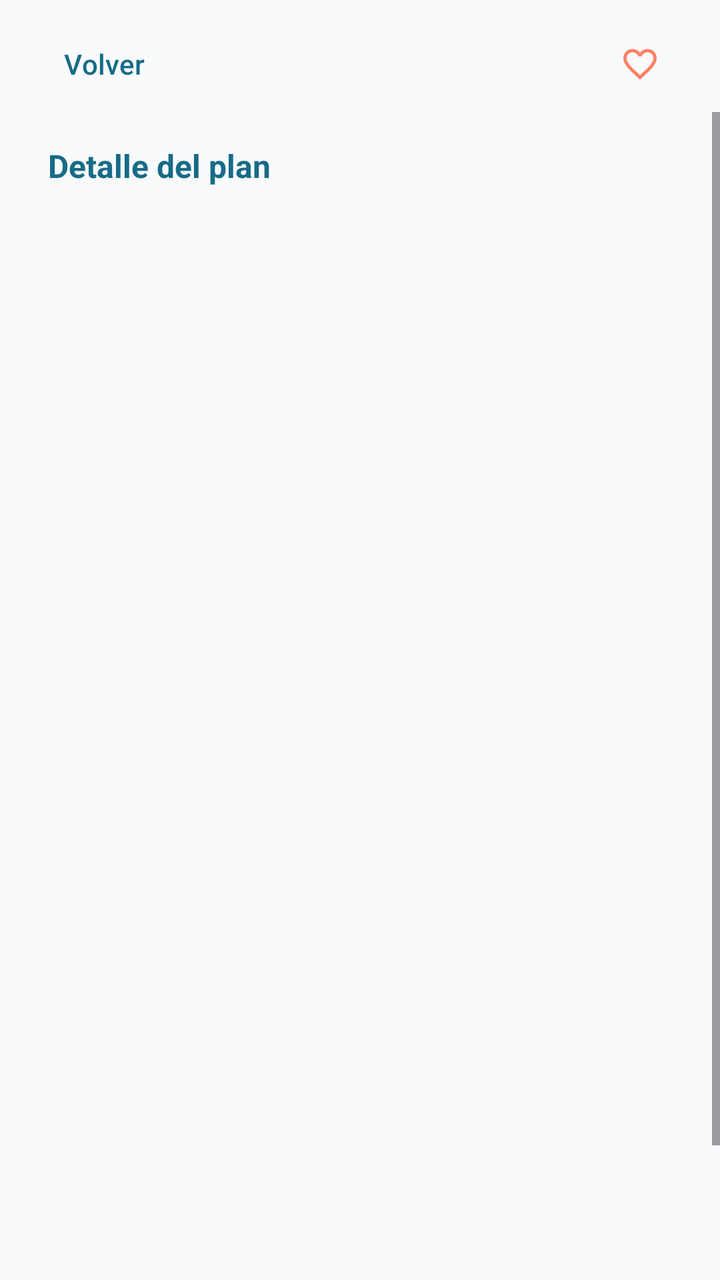
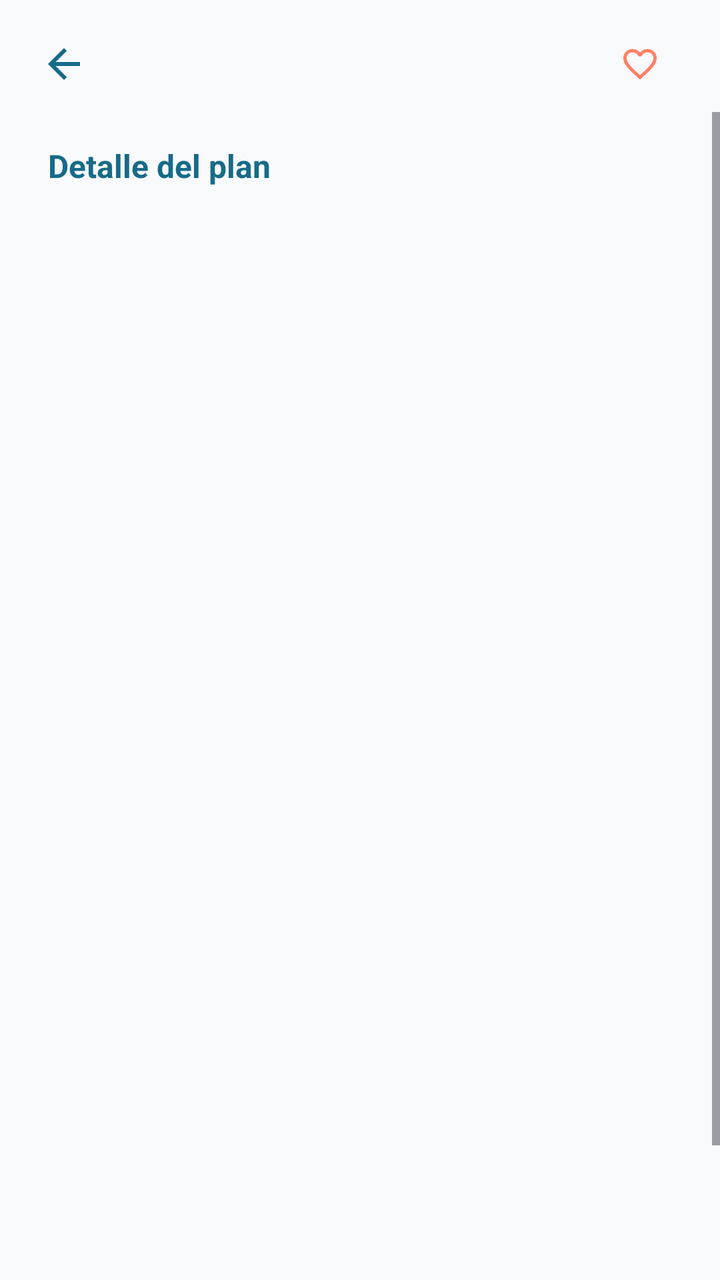

Compare the two renders of this Android layout. The source of the first and the diff that turns it into the second are given below.
<!-- AndroidManifest.xml: application theme Theme.PlanGo -->
<!-- res/layout/activity_detalle_evento.xml -->
<?xml version="1.0" encoding="utf-8"?>
<androidx.constraintlayout.widget.ConstraintLayout xmlns:android="http://schemas.android.com/apk/res/android"
    xmlns:app="http://schemas.android.com/apk/res-auto"
    android:id="@+id/detailRoot"
    android:layout_width="match_parent"
    android:layout_height="match_parent"
    android:background="@color/plango_background">

    <com.google.android.material.button.MaterialButton
        android:id="@+id/buttonBack"
        style="@style/Widget.Material3.Button.TextButton"
        android:layout_width="wrap_content"
        android:layout_height="wrap_content"
        android:layout_marginStart="8dp"
        android:layout_marginTop="8dp"
        android:text="@string/back"
        android:textColor="@color/plango_primary"
        app:layout_constraintStart_toStartOf="parent"
        app:layout_constraintTop_toTopOf="parent" />

    <com.google.android.material.button.MaterialButton
        android:id="@+id/buttonDetailFavorite"
        style="@style/Widget.Material3.Button.IconButton"
        android:layout_width="48dp"
        android:layout_height="48dp"
        android:layout_marginTop="8dp"
        android:layout_marginEnd="16dp"
        app:icon="@drawable/ic_favorite_border_24"
        app:iconTint="@color/plango_coral"
        app:layout_constraintEnd_toEndOf="parent"
        app:layout_constraintTop_toTopOf="parent" />

    <ScrollView
        android:layout_width="0dp"
        android:layout_height="0dp"
        android:clipToPadding="false"
        android:fillViewport="true"
        app:layout_constraintBottom_toBottomOf="parent"
        app:layout_constraintEnd_toEndOf="parent"
        app:layout_constraintStart_toStartOf="parent"
        app:layout_constraintTop_toBottomOf="@id/buttonBack">

        <LinearLayout
            android:layout_width="match_parent"
            android:layout_height="wrap_content"
            android:orientation="vertical"
            android:paddingStart="24dp"
            android:paddingTop="16dp"
            android:paddingEnd="24dp"
            android:paddingBottom="32dp">

            <TextView
                android:layout_width="wrap_content"
                android:layout_height="wrap_content"
                android:text="@string/event_detail"
                android:textColor="@color/plango_primary"
                android:textSize="16sp"
                android:textStyle="bold" />

            <TextView
                android:id="@+id/textDetailTitle"
                android:layout_width="match_parent"
                android:layout_height="wrap_content"
                android:layout_marginTop="8dp"
                android:textColor="@color/plango_text"
                android:textSize="28sp"
                android:textStyle="bold" />

            <TextView
                android:id="@+id/textDetailDateRange"
                style="@style/TextAppearance.PlanGo.DetailField"
                android:layout_width="match_parent"
                android:layout_height="wrap_content"
                android:layout_marginTop="24dp" />

            <TextView
                android:id="@+id/textDetailOngoing"
                android:layout_width="wrap_content"
                android:layout_height="wrap_content"
                android:layout_marginTop="8dp"
                android:background="@drawable/background_ongoing_badge"
                android:paddingHorizontal="10dp"
                android:paddingVertical="4dp"
                android:text="@string/event_ongoing"
                android:textColor="@color/plango_primary_dark"
                android:textSize="12sp"
                android:textStyle="bold"
                android:visibility="gone" />

            <TextView
                android:id="@+id/textDetailDistrict"
                style="@style/TextAppearance.PlanGo.DetailField"
                android:layout_width="match_parent"
                android:layout_height="wrap_content" />

            <TextView
                android:id="@+id/textDetailAddress"
                style="@style/TextAppearance.PlanGo.DetailField"
                android:layout_width="match_parent"
                android:layout_height="wrap_content" />

            <TextView
                android:id="@+id/textDetailSchedule"
                style="@style/TextAppearance.PlanGo.DetailField"
                android:layout_width="match_parent"
                android:layout_height="wrap_content" />

            <TextView
                android:id="@+id/textDetailDescription"
                style="@style/TextAppearance.PlanGo.DetailField"
                android:layout_width="match_parent"
                android:layout_height="wrap_content" />

            <TextView
                android:id="@+id/textDetailCategories"
                style="@style/TextAppearance.PlanGo.DetailField"
                android:layout_width="match_parent"
                android:layout_height="wrap_content" />

            <TextView
                android:id="@+id/textDetailSource"
                style="@style/TextAppearance.PlanGo.DetailField"
                android:layout_width="match_parent"
                android:layout_height="wrap_content" />

            <TextView
                android:id="@+id/textDetailVenue"
                style="@style/TextAppearance.PlanGo.DetailField"
                android:layout_width="match_parent"
                android:layout_height="wrap_content" />

            <TextView
                android:id="@+id/textDetailTime"
                style="@style/TextAppearance.PlanGo.DetailField"
                android:layout_width="match_parent"
                android:layout_height="wrap_content" />

            <TextView
                android:id="@+id/textDetailPrice"
                style="@style/TextAppearance.PlanGo.DetailField"
                android:layout_width="match_parent"
                android:layout_height="wrap_content" />

            <TextView
                android:id="@+id/textDetailType"
                style="@style/TextAppearance.PlanGo.DetailField"
                android:layout_width="match_parent"
                android:layout_height="wrap_content" />

            <TextView
                android:id="@+id/textDetailCoordinates"
                style="@style/TextAppearance.PlanGo.DetailField"
                android:layout_width="match_parent"
                android:layout_height="wrap_content" />

            <TextView
                android:id="@+id/textDetailUrl"
                style="@style/TextAppearance.PlanGo.DetailField"
                android:layout_width="match_parent"
                android:layout_height="wrap_content"
                android:autoLink="web"
                android:linksClickable="true" />

            <TextView
                android:id="@+id/textDetailFree"
                style="@style/TextAppearance.PlanGo.DetailField"
                android:layout_width="match_parent"
                android:layout_height="wrap_content" />

            <TextView
                android:id="@+id/textDetailId"
                style="@style/TextAppearance.PlanGo.DetailField"
                android:layout_width="match_parent"
                android:layout_height="wrap_content" />

        </LinearLayout>

    </ScrollView>

</androidx.constraintlayout.widget.ConstraintLayout>
<!-- resources referenced by this layout -->
<resources>
  <color name="plango_background">#F8FAFC</color>
  <color name="plango_coral">#FF8066</color>
  <color name="plango_primary">#176B87</color>
  <color name="plango_primary_dark">#0F4C5C</color>
  <color name="plango_text">#1F2937</color>
  <!-- drawable background_ongoing_badge (drawable) -->
  <?xml version="1.0" encoding="utf-8"?>
  <shape xmlns:android="http://schemas.android.com/apk/res/android"
      android:shape="rectangle">
      <solid android:color="#3364CCC5" />
      <corners android:radius="12dp" />
  </shape>
  <!-- drawable ic_favorite_border_24 (drawable) -->
  <vector xmlns:android="http://schemas.android.com/apk/res/android"
      android:width="24dp" android:height="24dp"
      android:viewportWidth="24" android:viewportHeight="24">
      <path android:fillColor="@color/plango_coral"
          android:pathData="M16.5,3c-1.74,0 -3.41,0.81 -4.5,2.09C10.91,3.81 9.24,3 7.5,3 4.42,3 2,5.42 2,8.5c0,3.76 3.4,6.86 8.55,11.54L12,21.35l1.45,-1.32C18.6,15.36 22,12.26 22,8.5 22,5.42 19.58,3 16.5,3zM12.1,18.55l-0.1,0.1 -0.1,-0.1C7.14,14.24 4,11.39 4,8.5 4,6.5 5.5,5 7.5,5c1.54,0 3.04,0.99 3.57,2.36h1.87C13.46,5.99 14.96,5 16.5,5c2,0 3.5,1.5 3.5,3.5 0,2.89 -3.14,5.74 -7.9,10.05z" />
  </vector>
  <string name="back">Volver</string>
  <string name="event_detail">Detalle del plan</string>
  <string name="event_ongoing">En curso</string>
  <style name="TextAppearance.PlanGo.DetailField" parent="TextAppearance.Material3.BodyLarge">
          <item name="android:layout_marginTop">14dp</item>
          <item name="android:textColor">@color/plango_text</item>
          <item name="android:textSize">16sp</item>
      </style>
  <style name="Theme.PlanGo" parent="Base.Theme.PlanGo" />
  <style name="Base.Theme.PlanGo" parent="Theme.Material3.Light.NoActionBar">
          <item name="colorPrimary">@color/plango_primary</item>
          <item name="colorOnPrimary">@color/white</item>
          <item name="colorSecondary">@color/plango_turquoise</item>
          <item name="colorOnSecondary">@color/plango_text</item>
          <item name="colorTertiary">@color/plango_coral</item>
          <item name="colorOnTertiary">@color/plango_text</item>
          <item name="android:colorBackground">@color/plango_background</item>
          <item name="colorSurface">@color/white</item>
          <item name="colorOnSurface">@color/plango_text</item>
          <item name="android:statusBarColor">@color/plango_background</item>
          <item name="android:navigationBarColor">@color/plango_background</item>
          <item name="android:windowLightStatusBar">true</item>
          <item name="android:windowLightNavigationBar">true</item>
      </style>
  <color name="white">#FFFFFFFF</color>
  <color name="plango_turquoise">#64CCC5</color>
</resources>

<!-- the commit's change to res/layout/activity_detalle_evento.xml (unified diff, before → after) -->
@@ -6,17 +6,18 @@
     android:layout_height="match_parent"
     android:background="@color/plango_background">
 
-    <com.google.android.material.button.MaterialButton
+    <androidx.appcompat.widget.AppCompatImageButton
         android:id="@+id/buttonBack"
-        style="@style/Widget.Material3.Button.TextButton"
-        android:layout_width="wrap_content"
-        android:layout_height="wrap_content"
+        android:layout_width="48dp"
+        android:layout_height="48dp"
         android:layout_marginStart="8dp"
         android:layout_marginTop="8dp"
-        android:text="@string/back"
-        android:textColor="@color/plango_primary"
+        android:background="?attr/selectableItemBackgroundBorderless"
+        android:contentDescription="@string/back"
+        android:padding="12dp"
         app:layout_constraintStart_toStartOf="parent"
-        app:layout_constraintTop_toTopOf="parent" />
+        app:layout_constraintTop_toTopOf="parent"
+        app:srcCompat="@drawable/ic_arrow_back" />
 
     <com.google.android.material.button.MaterialButton
         android:id="@+id/buttonDetailFavorite"
<!-- resource entries referenced after the edit -->
@@ -12,6 +12,17 @@
       <solid android:color="#3364CCC5" />
       <corners android:radius="12dp" />
   </shape>
+  <!-- drawable ic_arrow_back (drawable) -->
+  <?xml version="1.0" encoding="utf-8"?>
+  <vector xmlns:android="http://schemas.android.com/apk/res/android"
+      android:width="24dp"
+      android:height="24dp"
+      android:viewportWidth="24"
+      android:viewportHeight="24">
+      <path
+          android:fillColor="@color/plango_primary"
+          android:pathData="M20,11H7.83l5.59,-5.59L12,4l-8,8 8,8 1.42,-1.41L7.83,13H20v-2z" />
+  </vector>
   <!-- drawable ic_favorite_border_24 (drawable) -->
   <vector xmlns:android="http://schemas.android.com/apk/res/android"
       android:width="24dp" android:height="24dp"
